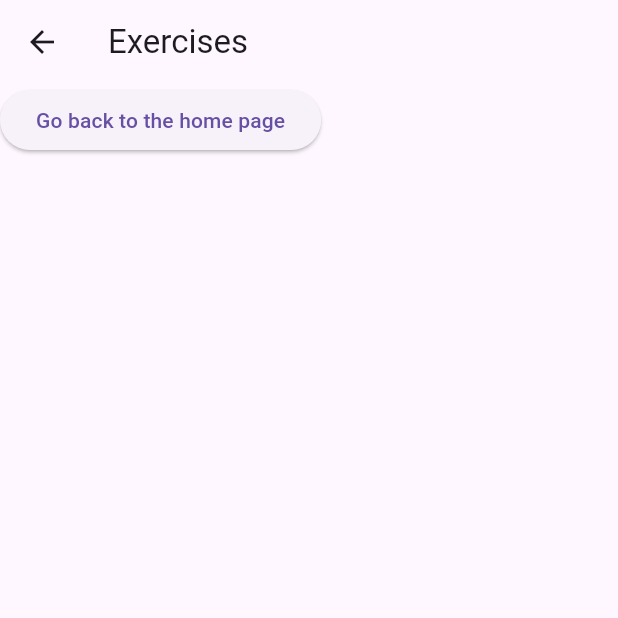
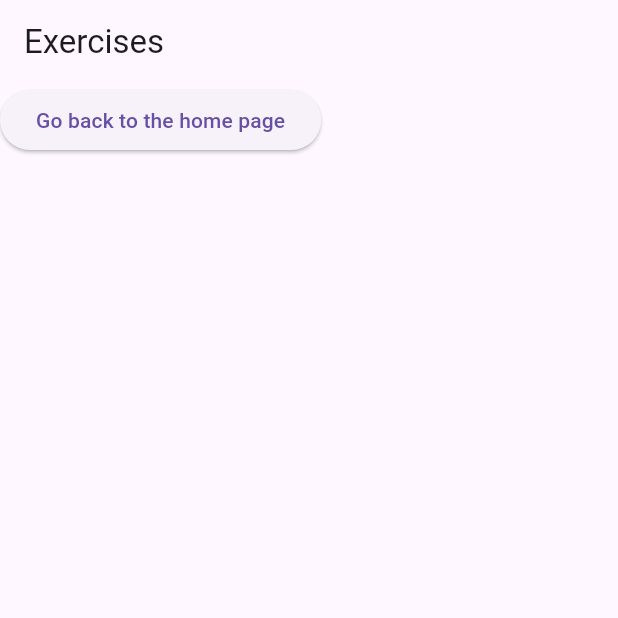
Before and after one commit to JamesMWaller/MobileAndUbiquitousComputing, a Flutter app: the screen it shows after launch, after a tap on "Continue", on a phone screen of 412 x 824 dp, the top half of it. Run offline on Flutter 3.47's test engine with Material 3 defaults, Android fonts, the phone set to English and light mode, and no system bars; our stand-ins replace flutter_blue_plus, permission_handler.

Commit message:
Arrow removed

```diff
--- a/flutter_ble/lib/exercises.dart
+++ b/flutter_ble/lib/exercises.dart
@@ -9,7 +9,10 @@ class Exercises extends StatelessWidget {
   @override
   Widget build(BuildContext context) {
     return Scaffold(
-      appBar: AppBar(title: Text('Exercises')),
+      appBar: AppBar(
+          automaticallyImplyLeading: false,
+          title: Text('Exercises')
+      ),
       body: Column(
         children: [
           ElevatedButton(
--- a/flutter_ble/lib/home_page.dart
+++ b/flutter_ble/lib/home_page.dart
@@ -8,6 +8,7 @@ class HomePage extends StatelessWidget {
   Widget build(BuildContext context) {
     return Scaffold(
       appBar: AppBar(
+        automaticallyImplyLeading: false,
         title: const Text(
           'GYM HELPER',
           style: TextStyle(
```
